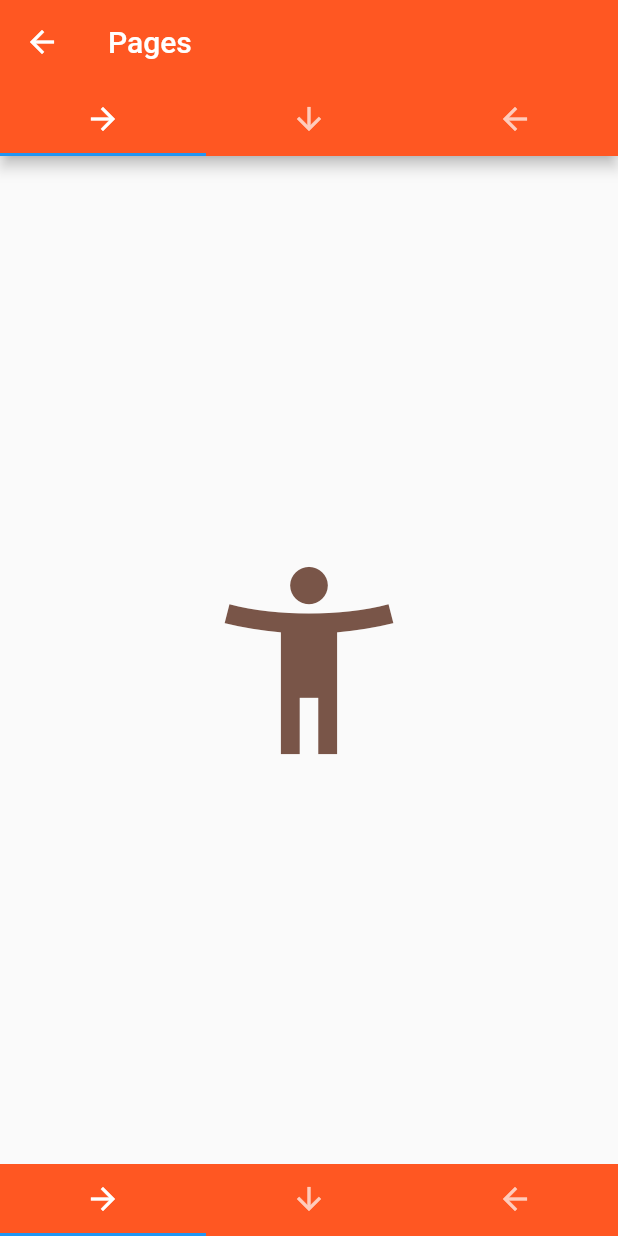
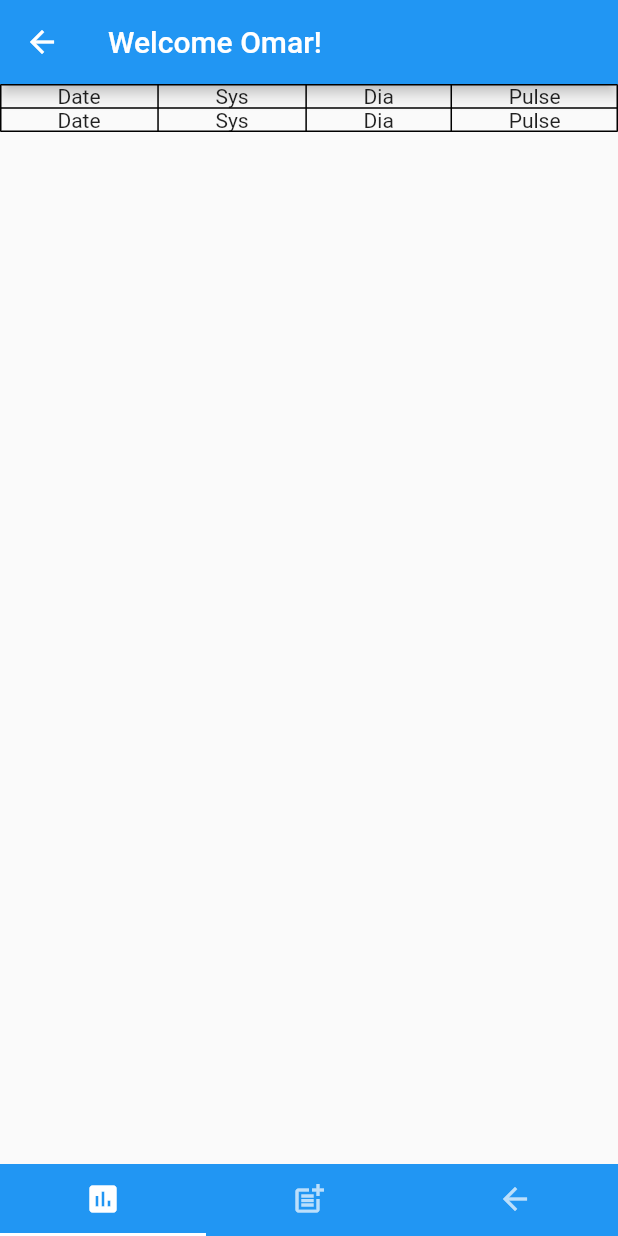
Before and after one commit to Ahmed-hassan99/HealthApp, a Flutter app: the MyTabs screen opened by its route, on a phone screen of 412 x 824 dp. Run offline on Flutter 3.47's test engine with Material 2 defaults, Android fonts, the phone set to English and light mode, and no system bars.

Commit message:
Added table to first tab.

```diff
--- a/healthe/lib/FirstPage.dart
+++ b/healthe/lib/FirstPage.dart
@@ -3,11 +3,59 @@ import 'package:flutter/material.dart';
 class First extends StatelessWidget {
 
   @override
-  Widget build(BuildContext context){
-    return new Container(
-      child: new Center(
-        child: new Icon(Icons.accessibility_new, size: 150.0, color: Colors.brown)
-      )
+Widget build(BuildContext context) {
+    return Table(
+      border: TableBorder.all(),
+      columnWidths: {
+        0: IntrinsicColumnWidth(),
+        1: IntrinsicColumnWidth(),
+        2: IntrinsicColumnWidth(),
+        3: IntrinsicColumnWidth(),
+      },
+      defaultVerticalAlignment: TableCellVerticalAlignment.middle,
+      children: [
+        TableRow(
+          children: [
+            Text(
+              'Date',
+              textAlign: TextAlign.center,
+            ),
+            Text(
+              'Sys',
+              textAlign: TextAlign.center,
+            ),
+            Text(
+              'Dia',
+              textAlign: TextAlign.center,
+            ),
+            Text(
+              'Pulse',
+              textAlign: TextAlign.center,
+            ),
+          ],
+        ),
+        TableRow(
+
+          children: [
+            Text(
+              'Date',
+              textAlign: TextAlign.center,
+            ),
+            Text(
+              'Sys',
+              textAlign: TextAlign.center,
+            ),
+            Text(
+              'Dia',
+              textAlign: TextAlign.center,
+            ),
+            Text(
+              'Pulse',
+              textAlign: TextAlign.center,
+            ),
+          ],
+        ),
+      ],
     );
   }
 }
--- a/healthe/lib/main.dart
+++ b/healthe/lib/main.dart
@@ -50,23 +50,18 @@ class MyTabsState extends State<MyTabs> with SingleTickerProviderStateMixin{
   @override
   Widget build(BuildContext context){
     return new Scaffold(
-      appBar: new AppBar(title: new Text("Pages"), backgroundColor: Colors.deepOrange,
-      bottom: new TabBar(
-          controller: controller,
-          tabs: <Tab>[
-            new Tab(icon: new Icon(Icons.arrow_forward)),
-            new Tab(icon: new Icon(Icons.arrow_downward)),
-            new Tab(icon: new Icon(Icons.arrow_back))
-          ]
-        )
-      ),
+      appBar: new AppBar(
+        title: new Text("Welcome Omar!"),
+        backgroundColor: Colors.blue,
+        automaticallyImplyLeading: true), //false no show, true show
+
       bottomNavigationBar: new Material(
-        color: Colors.deepOrange,
+        color: Colors.blue,
         child: new TabBar(
           controller: controller,
           tabs: <Tab>[
-            new Tab(icon: new Icon(Icons.arrow_forward)),
-            new Tab(icon: new Icon(Icons.arrow_downward)),
+            new Tab(icon: new Icon(Icons.insert_chart)),
+            new Tab(icon: new Icon(Icons.post_add)),
             new Tab(icon: new Icon(Icons.arrow_back))
           ]
         )
```
